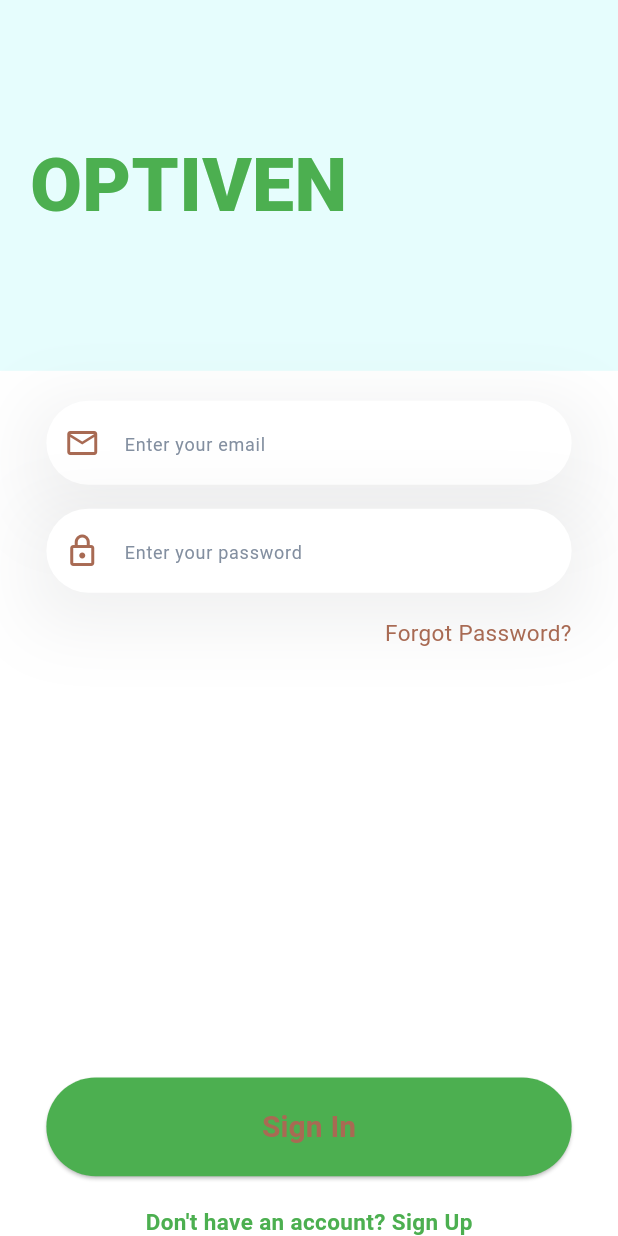
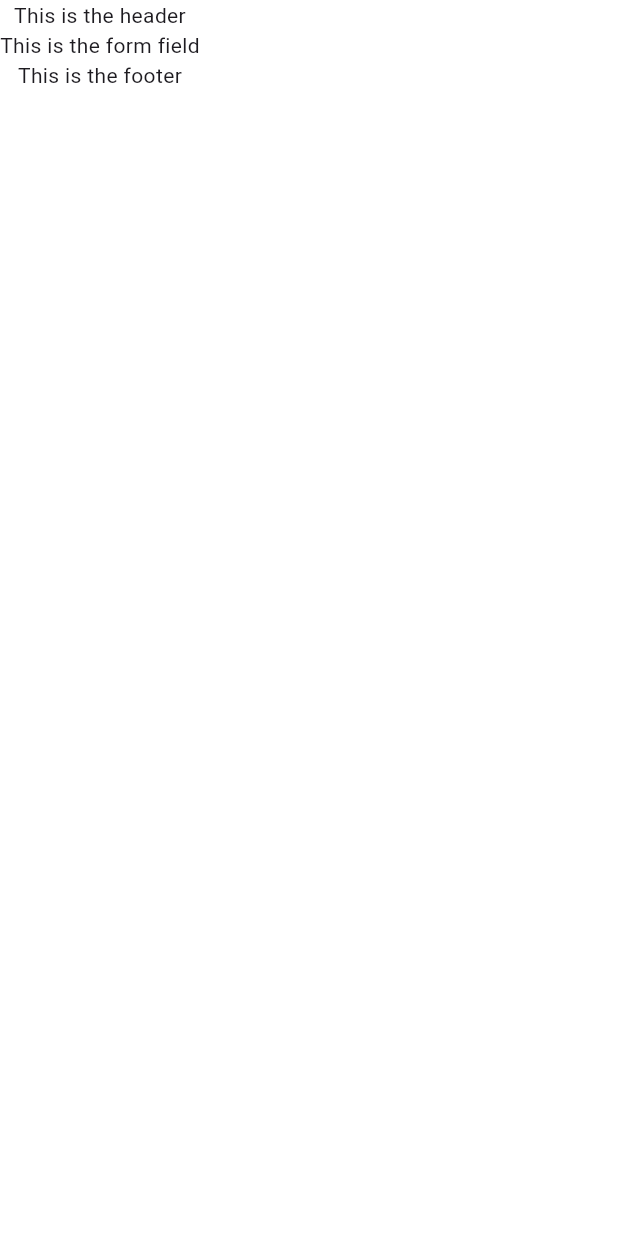
Before and after one commit to DENNISINNOCENT/Flutter, a Flutter app: the screen it shows after launch, on a phone screen of 412 x 824 dp. Run offline on Flutter 3.47's test engine with Material 3 defaults, Android fonts, the phone set to English and light mode, and no system bars.

Commit message:
registration form

```diff
--- a/lib/Pages/login.dart
+++ b/lib/Pages/login.dart
@@ -2,11 +2,12 @@ import 'package:flutter/material.dart';
 import 'package:flutter_application_1/widgets/rounded_buttons.dart';
 import 'package:flutter_application_1/widgets/rounded_text_form_field.dart';
 class LoginPage extends StatelessWidget {
+  const LoginPage({super.key});
 
   @override
   Widget build(BuildContext context){
     return Scaffold(
-      resizeToAvoidBottomInset: true,
+      resizeToAvoidBottomInset:true,
       backgroundColor: Color.fromRGBO(255, 255, 255, 1.0),
       body:_buildUI(context)
     );
@@ -38,9 +39,9 @@ class LoginPage extends StatelessWidget {
       width: MediaQuery.of(context).size.width,
       height:MediaQuery.of(context).size.height *0.75,
       child:Form(child: Padding(
-        padding: const EdgeInsets.symmetric(horizontal: 20.0,vertical: 20.0),
+        padding: const EdgeInsets.symmetric(horizontal: 10.0,vertical: 10.0),
         child: Column(
-          mainAxisSize: MainAxisSize.max,
+          mainAxisSize: MainAxisSize.min,
           mainAxisAlignment: MainAxisAlignment.spaceBetween,
           crossAxisAlignment: CrossAxisAlignment.center,
           children: [
@@ -80,8 +81,8 @@ class LoginPage extends StatelessWidget {
       crossAxisAlignment:CrossAxisAlignment.center,
       children: [
       SizedBox(
-        width: MediaQuery.of(context).size.width * 0.85,
-        height: MediaQuery.of(context).size.height * 0.08,
+        width: MediaQuery.of(context).size.width * 0.75,
+        height: MediaQuery.of(context).size.height * 0.05,
         child:const RoundedButtons(text:"Sign In"),
       ),
       Padding(
--- /dev/null
+++ b/lib/Pages/registration.dart
@@ -0,0 +1,39 @@
+import 'package:flutter/material.dart';
+
+class RegistrationPage extends StatefulWidget {
+  const RegistrationPage({super.key});
+  @override
+  State<RegistrationPage> createState()=> _RegistrationPageState();
+}
+
+class _RegistrationPageState extends State<RegistrationPage>{
+  @override
+  Widget build(BuildContext context){
+    return Scaffold(
+      resizeToAvoidBottomInset: true,
+      backgroundColor: Color.fromRGBO(255, 255, 255, 1.0),
+      body:_buildUI(context)
+    );
+  }
+  Widget _buildUI(BuildContext context){
+    return Column(children: [
+      _header(context),
+      _registrationform(context),
+    ],);
+  }
+  Widget _header(BuildContext context){
+    return Text("This is the header");
+  }
+  Widget _registrationform(BuildContext context){
+    return Column(children: [
+      _formField(context),
+      _footer(context),
+    ],);
+  }
+  Widget _formField(BuildContext context){
+    return Text("This is the form field");
+  }
+  Widget _footer(BuildContext context){
+    return Text("This is the footer");
+  }
+}
--- a/lib/main.dart
+++ b/lib/main.dart
@@ -1,5 +1,6 @@
 import 'package:flutter/material.dart';
-import 'package:flutter_application_1/Pages/login.dart';
+//import 'package:flutter_application_1/Pages/login.dart';
+import 'package:flutter_application_1/Pages/registration.dart';
 
 
 void main() {
@@ -18,7 +19,7 @@ class MyApp extends StatelessWidget {
         colorScheme: ColorScheme.fromSeed(seedColor: Colors.deepPurple),
         useMaterial3: true,
       ),
-      home: LoginPage(),
+      home:RegistrationPage()
     );
   }
 }
```
